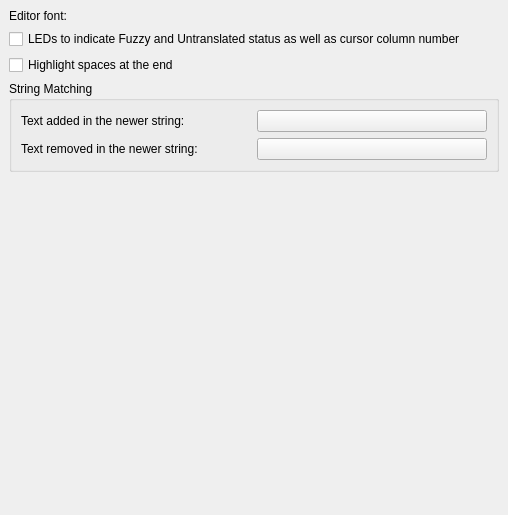
KDE/lokalize, file src/prefs/prefs_appearance.ui: the form before one commit.
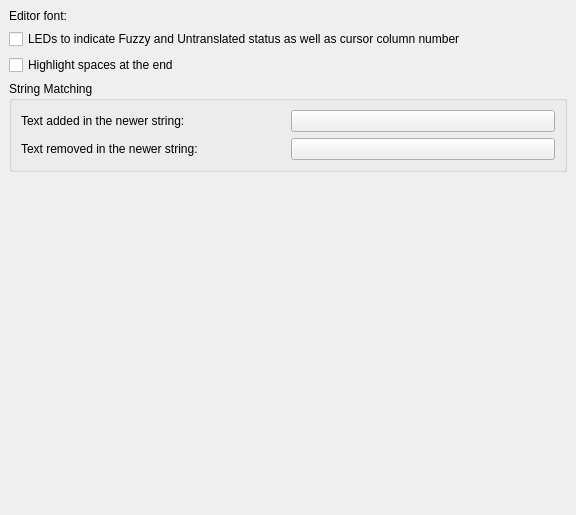
The form after the commit. Custom widgets are drawn as their Qt base class.

Commit message: Open & Save various ui files with a new designer

What changed in the file:
```diff
--- a/src/prefs/prefs_appearance.ui
+++ b/src/prefs/prefs_appearance.ui
@@ -1,11 +1,11 @@
 <ui version="4.0" >
  <class>prefs_appearance</class>
- <widget class="QWidget" name="prefs_appearance" >
-  <property name="geometry" >
+ <widget class="QWidget" name="prefs_appearance">
+  <property name="geometry">
    <rect>
     <x>0</x>
     <y>0</y>
-    <width>508</width>
+    <width>576</width>
     <height>515</height>
    </rect>
   </property>
```
Left out of the diff: 108 changed lines with no effect on the pictures. The commit also changes 3 other files.
